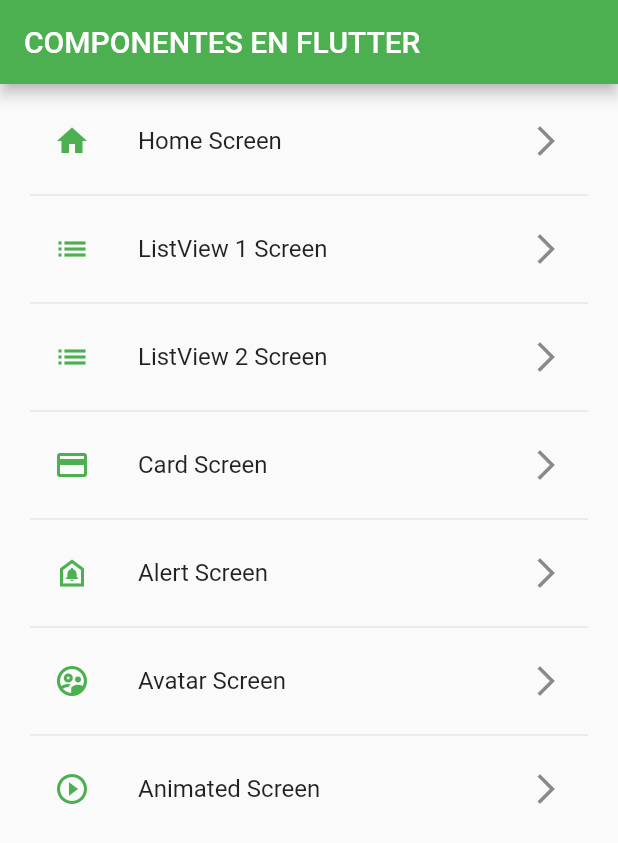
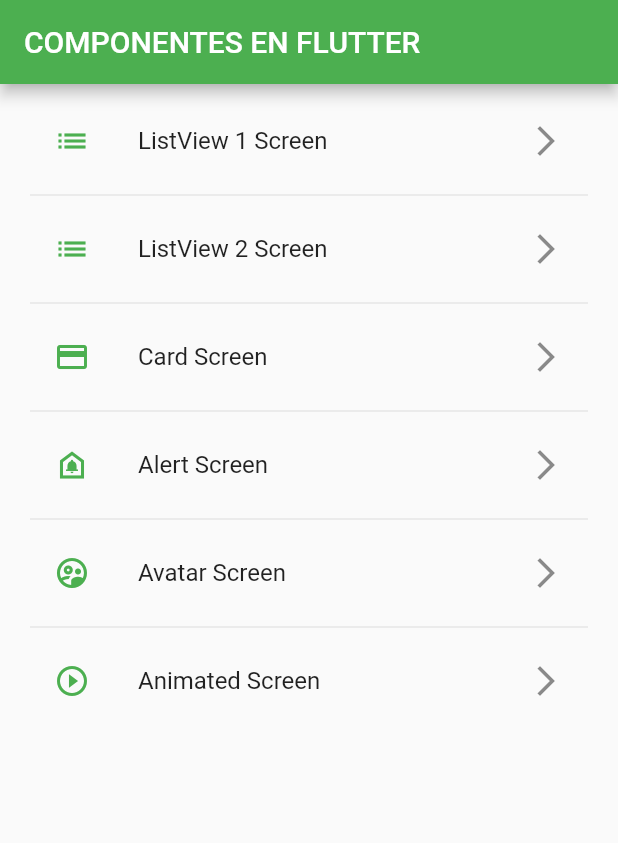
Before and after one commit to juanfranciscocis/FLUTTER-COMPONENTS, a Flutter app: the screen it shows after launch, on a phone screen of 412 x 824 dp. Shown: the top 843 px of the screen. Run offline on Flutter 3.47's test engine with Material 2 defaults, Android fonts, the light colour scheme and no system bars.

Commit message:
ANIMATED CONTAINER AND DELETING HOMESCREEN OPTION

```diff
--- a/lib/router/app_routes.dart
+++ b/lib/router/app_routes.dart
@@ -18,7 +18,7 @@ class AppRoutes{
   static const String initialRoute = 'home';
 
   static final menuOptions = <MenuOption> [
-    MenuOption(route: 'home', icon: Icons.home, name: 'Home Screen', screen: HomeScreen()),
+    //MenuOption(route: 'home', icon: Icons.home, name: 'Home Screen', screen: HomeScreen()),
     MenuOption(route: 'listView1', icon: Icons.list, name: 'ListView 1 Screen', screen: ListView1Screen()),
     MenuOption(route: 'listView2', icon: Icons.list, name: 'ListView 2 Screen', screen: ListView2Screen()),
     MenuOption(route: 'card', icon: Icons.credit_card, name: 'Card Screen', screen: CardScreen()),
@@ -37,6 +37,8 @@ class AppRoutes{
 
   static Map<String,Widget Function(BuildContext)>getAppRoutes(){
     Map<String, Widget Function(BuildContext)> appRoutes= {} ;
+    appRoutes.addAll({'home': (context) => const HomeScreen()});
+
 
     for (final option in menuOptions){
       appRoutes.addAll({option.route: (context) => option.screen});
--- a/lib/screens/animated_screen.dart
+++ b/lib/screens/animated_screen.dart
@@ -35,7 +35,10 @@ class _AnimatedScreenState extends State<AnimatedScreen> {
         centerTitle: true,
       ),
       body: Center(
-        child: Container(//CONTAINER
+        child: AnimatedContainer(//CONTAINER
+          duration: const Duration(milliseconds: 400),
+          curve: Curves.elasticInOut,
+
           width: _width,
           height: _height,
           decoration: BoxDecoration(
```
